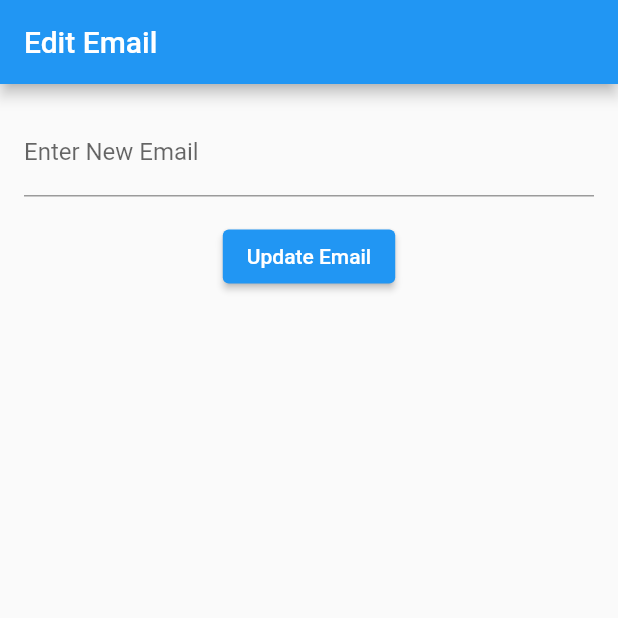
After one commit to Karan9991/ePayment, a Flutter app: the UpdateEmailScreen screen opened directly, after a tap on "Update Email", on a phone screen of 412 x 824 dp, the top half of it. The commit adds this screen. Run offline on Flutter 3.47's test engine with Material 2 defaults, Android fonts, the phone set to English and light mode, and no system bars; our stand-ins replace cloud_firestore, dropdown_button2, firebase_auth, firebase_core, firebase_storage, flutter_native_splash and 5 more; missing offline and left inert: flutter_email_sender, google_mlkit_text_recognition, ntp, syncfusion_flutter_pdf; accounts and stored records are empty.

Commit message:
update email added

```diff
--- /dev/null
+++ b/lib/src/presentation/screen/update_email.dart
@@ -0,0 +1,66 @@
+import 'package:e_payment/src/presentation/screen/sign_in_screen.dart';
+import 'package:flutter/material.dart';
+import 'package:firebase_auth/firebase_auth.dart';
+
+class UpdateEmailScreen extends StatelessWidget {
+  final TextEditingController emailController = TextEditingController();
+
+  void updateEmail(BuildContext context) async {
+    final auth = FirebaseAuth.instance;
+
+    String newEmail = emailController.text.trim();
+    if (newEmail.isNotEmpty) {
+      try {
+        await auth.currentUser!.updateEmail(newEmail);
+
+        // Send verification email to the new email address
+        await auth.currentUser!.sendEmailVerification();
+
+        // Show a success message or navigate back to the previous screen
+        ScaffoldMessenger.of(context).showSnackBar(
+          SnackBar(
+              content: Text(
+                  "Email updated successfully. Please check your email for verify.")),
+        );
+        Navigator.push(
+          context,
+          MaterialPageRoute(builder: (context) => SignInScreen()),
+        );
+        // Navigator.pop(context); // Navigate back
+      } catch (e) {
+        // Show an error message
+        ScaffoldMessenger.of(context).showSnackBar(
+          SnackBar(content: Text("An error occurred. Please try again. $e")),
+        );
+        print(e.toString());
+      }
+    }
+  }
+
+  @override
+  Widget build(BuildContext context) {
+    return Scaffold(
+      appBar: AppBar(
+          automaticallyImplyLeading: false,
+          title: Text(
+            "Edit Email",
+          )),
+      body: Padding(
+        padding: const EdgeInsets.all(16.0),
+        child: Column(
+          children: [
+            TextField(
+              controller: emailController,
+              decoration: InputDecoration(labelText: "Enter New Email"),
+            ),
+            SizedBox(height: 16.0),
+            ElevatedButton(
+              onPressed: () => updateEmail(context),
+              child: Text("Update Email"),
+            ),
+          ],
+        ),
+      ),
+    );
+  }
+}
```
Also changed, not shown: lib/src/business_logic/auth/sign_in_provider.dart (+14 -18 lines), lib/src/presentation/screen/edit_email_screen.dart (added, +341 -0 lines), lib/src/presentation/screen/home_screen.dart (+51 -5 lines), 1 other file.
